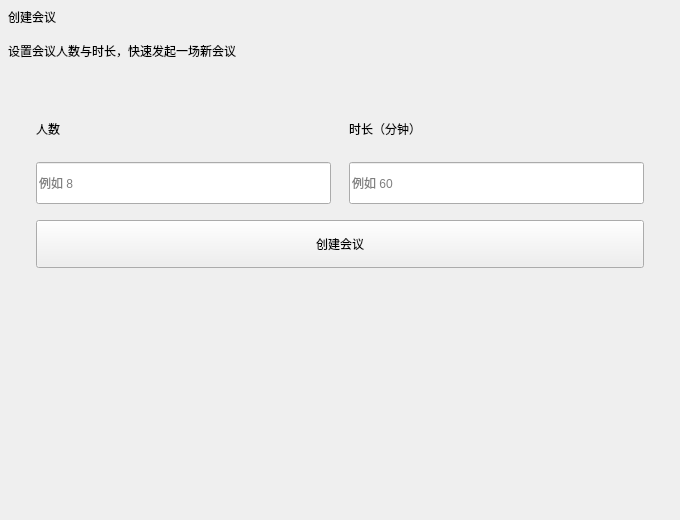
wang-y-cell/CloudMeeting_Client, file client/src/ui/stack_create_meet.ui: the form before one commit.
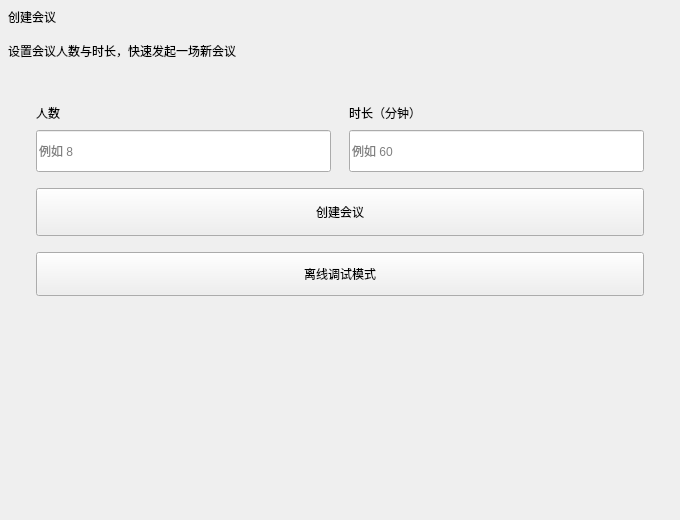
The form after the commit.

Commit message: 修改partner逻辑，添加离线模式

```diff
--- a/client/src/ui/stack_create_meet.ui
+++ b/client/src/ui/stack_create_meet.ui
@@ -150,6 +150,25 @@
         </property>
        </widget>
       </item>
+      <item>
+       <widget class="QPushButton" name="offline_debug_btn">
+        <property name="minimumSize">
+         <size>
+          <width>0</width>
+          <height>44</height>
+         </size>
+        </property>
+        <property name="cursor">
+         <cursorShape>PointingHandCursor</cursorShape>
+        </property>
+        <property name="toolTip">
+         <string>不连接服务器，打开会议窗口并预置假成员，便于调试 UI / 摄像头</string>
+        </property>
+        <property name="text">
+         <string>离线调试模式</string>
+        </property>
+       </widget>
+      </item>
      </layout>
     </widget>
    </item>
```
The commit also changes 12 other files.
